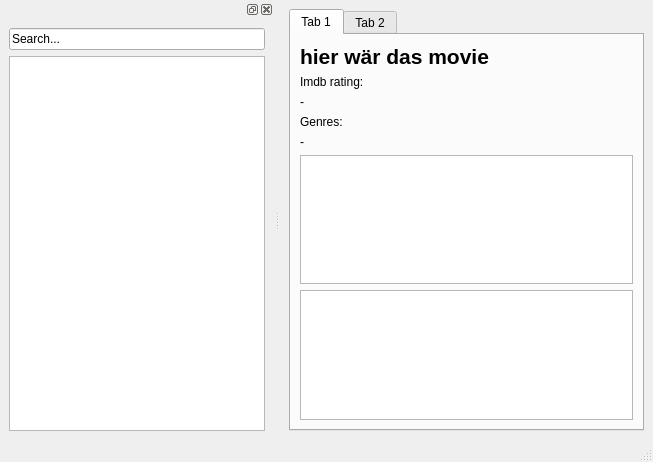
Qt form playground/qtgui.ui (bordstein/hamster) before a commit.
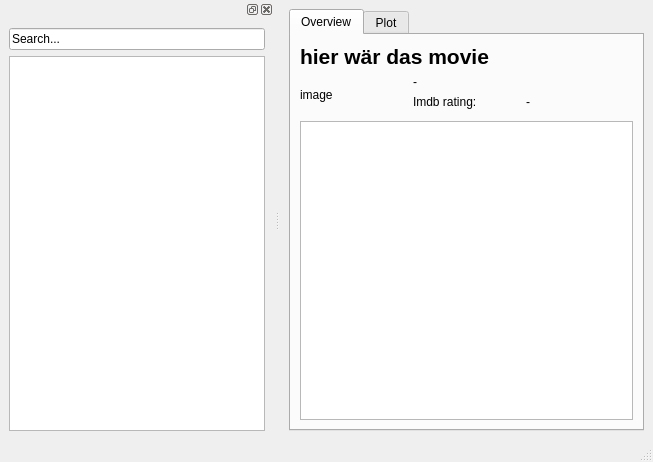
The same form after that commit.

Commit message: displaying movie covers

What changed in the file:
```diff
--- a/playground/qtgui.ui
+++ b/playground/qtgui.ui
@@ -22,10 +22,10 @@
       </property>
       <widget class="QWidget" name="tab">
        <attribute name="title">
-        <string>Tab 1</string>
+        <string>Overview</string>
        </attribute>
-       <layout class="QVBoxLayout" name="verticalLayout">
-        <item>
+       <layout class="QGridLayout" name="gridLayout">
+        <item row="0" column="0" colspan="3">
          <widget class="QLabel" name="l_title">
           <property name="text">
            <string>&lt;!DOCTYPE HTML PUBLIC &quot;-//W3C//DTD HTML 4.0//EN&quot; &quot;http://www.w3.org/TR/REC-html40/strict.dtd&quot;&gt;
@@ -36,59 +36,48 @@
           </property>
          </widget>
         </item>
-        <item>
+        <item row="2" column="1">
          <widget class="QLabel" name="label">
           <property name="text">
            <string>Imdb rating:</string>
           </property>
          </widget>
         </item>
-        <item>
+        <item row="6" column="0" colspan="3">
+         <widget class="QTextBrowser" name="l_plot_short"/>
+        </item>
+        <item row="1" column="0" rowspan="3">
+         <widget class="QLabel" name="l_img">
+          <property name="text">
+           <string>image</string>
+          </property>
+         </widget>
+        </item>
+        <item row="2" column="2">
          <widget class="QLabel" name="l_rating">
           <property name="text">
            <string>-</string>
           </property>
          </widget>
         </item>
-        <item>
-         <widget class="QLabel" name="label_2">
-          <property name="text">
-           <string>Genres:</string>
-          </property>
-         </widget>
-        </item>
-        <item>
+        <item row="1" column="1" colspan="2">
          <widget class="QLabel" name="l_genres">
           <property name="text">
            <string>-</string>
           </property>
          </widget>
         </item>
-        <item>
-         <widget class="QTextBrowser" name="l_plot_short"/>
-        </item>
-        <item>
-         <widget class="QTextBrowser" name="l_plot"/>
-        </item>
-        <item>
-         <spacer name="verticalSpacer">
-          <property name="orientation">
-           <enum>Qt::Vertical</enum>
-          </property>
-          <property name="sizeHint" stdset="0">
-           <size>
-            <width>20</width>
-            <height>40</height>
-           </size>
-          </property>
-         </spacer>
-        </item>
        </layout>
       </widget>
       <widget class="QWidget" name="tab_2">
        <attribute name="title">
-        <string>Tab 2</string>
+        <string>Plot</string>
        </attribute>
+       <layout class="QHBoxLayout" name="horizontalLayout_2">
+        <item>
+         <widget class="QTextBrowser" name="l_plot"/>
+        </item>
+       </layout>
       </widget>
      </widget>
     </item>
```
The commit also changes 1 other file.
